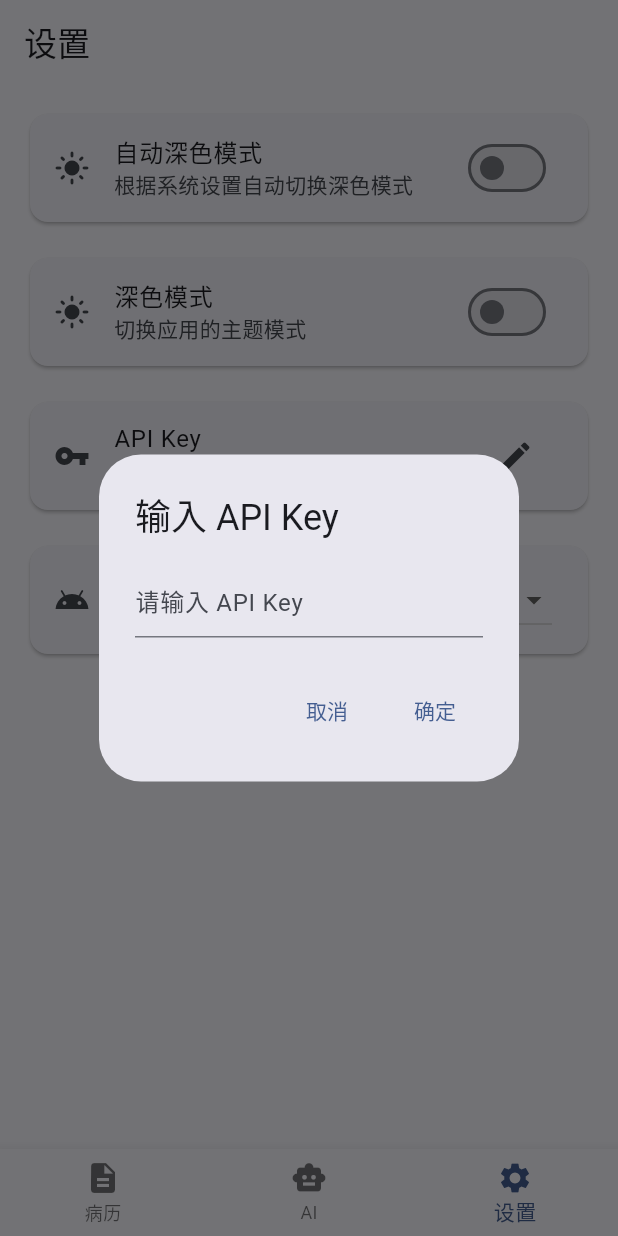
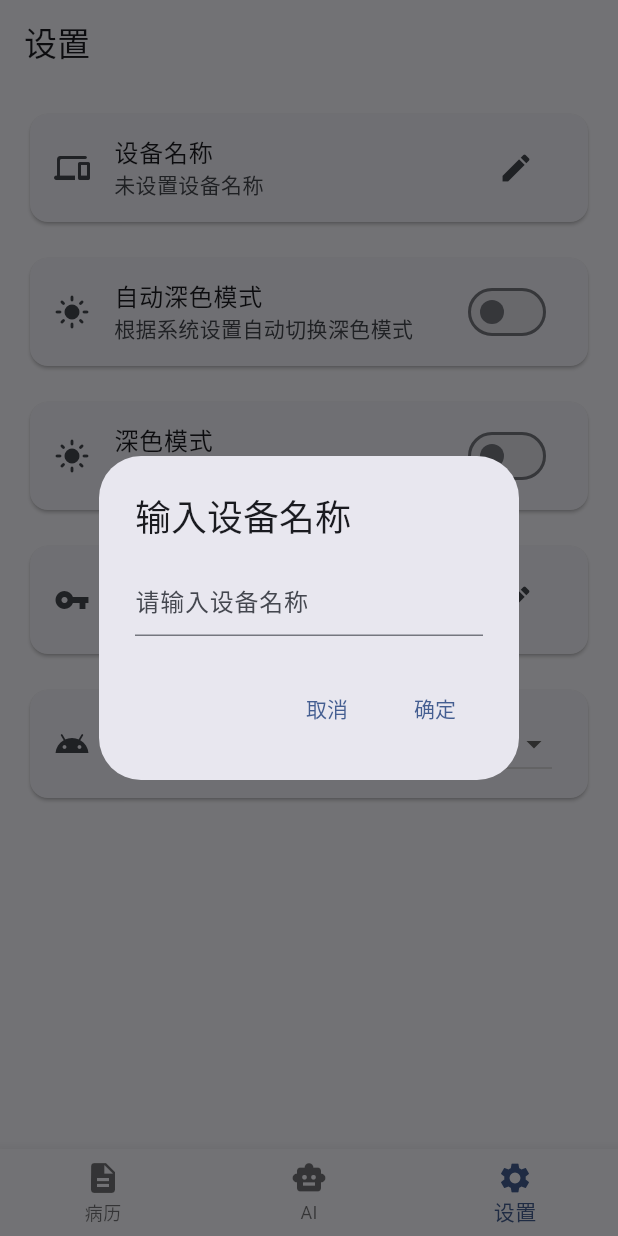
Before and after one commit to viket-vista/Medical-Manager, a Flutter app: the screen it shows after launch, item 3 of the bottom bar chosen, after a tap on the "edit" icon, on a phone screen of 412 x 824 dp. Run offline on Flutter 3.47's test engine with Material 3 defaults, Android fonts, the phone set to English and light mode, and no system bars; drawn by our look-alikes of dynamic_color; our stand-ins replace audioplayers, dio, file_picker, image_picker, permission_handler, photo_view and 4 more; missing offline and left inert: flutter_multicast_lock, flutter_sound.

Commit message:
网络测试

```diff
--- a/lib/models/settings_model.dart
+++ b/lib/models/settings_model.dart
@@ -5,6 +5,7 @@ import 'package:file_picker/file_picker.dart';
 import 'package:flutter/material.dart';
 import 'package:path_provider/path_provider.dart';
 import 'package:shared_preferences/shared_preferences.dart';
+import 'package:uuid/uuid.dart';
 
 class SettingsModel extends ChangeNotifier {
   static const _keyDarkMode = 'darkMode';
@@ -13,6 +14,8 @@ class SettingsModel extends ChangeNotifier {
   static const _keyApi = 'apiKey';
   static const _keyModel = 'model';
   static const _keyAutoDarkMode = 'autoDarkMode';
+  static const _keyName = 'name';
+  static const _keyUUID = 'uuid';
   // 示例设置项
   bool _darkMode = false;
   String _docPath = '';
@@ -20,6 +23,8 @@ class SettingsModel extends ChangeNotifier {
   String _apiKey = '';
   String _model = 'deepseek-chat';
   bool _autoDarkMode = false;
+  String _name = '';
+  String _uuid = Uuid().v4();
 
   // Getter方法
   bool get darkMode => _darkMode;
@@ -28,6 +33,8 @@ class SettingsModel extends ChangeNotifier {
   String get apiKey => _apiKey;
   String get model => _model;
   bool get autoDarkMode => _autoDarkMode;
+  String get name => _name;
+  String get uuid => _uuid;
 
   Future<void> init() async {
     await loadSettings();
@@ -37,6 +44,8 @@ class SettingsModel extends ChangeNotifier {
       notificationsEnabled: notificationsEnabled,
       apiKey: apiKey,
       model: model,
+      name: name,
+      uuid: uuid,
     );
   }
 
@@ -55,6 +64,8 @@ class SettingsModel extends ChangeNotifier {
       apiKey: prefs.getString(_keyApi) ?? '',
       model: prefs.getString(_keyModel) ?? 'deepseek-chat',
       autoDarkMode: prefs.getBool(_keyAutoDarkMode) ?? false,
+      name: prefs.getString(_keyName) ?? '',
+      uuid: prefs.getString(_keyUUID) ?? Uuid().v4(),
     );
   }
 
@@ -66,6 +77,8 @@ class SettingsModel extends ChangeNotifier {
     String? apiKey,
     String? model,
     bool? autoDarkMode,
+    String? name,
+    String? uuid,
   }) async {
     final prefs = await SharedPreferences.getInstance();
     await Future.wait([
@@ -76,6 +89,8 @@ class SettingsModel extends ChangeNotifier {
       if (apiKey != null) prefs.setString(_keyApi, apiKey),
       if (model != null) prefs.setString(_keyModel, model),
       if (autoDarkMode != null) prefs.setBool(_keyAutoDarkMode, autoDarkMode),
+      if (name != null) prefs.setString(_keyName, name),
+      if (uuid != null) prefs.setString(_keyUUID, uuid),
     ]);
     setState(
       darkMode: darkMode,
@@ -84,6 +99,8 @@ class SettingsModel extends ChangeNotifier {
       apiKey: apiKey,
       model: model,
       autoDarkMode: autoDarkMode,
+      name: name,
+      uuid: uuid,
     );
   }
 
@@ -94,6 +111,8 @@ class SettingsModel extends ChangeNotifier {
     String? apiKey,
     String? model,
     bool? autoDarkMode,
+    String? name,
+    String? uuid,
   }) {
     _darkMode = darkMode ?? _darkMode;
     _docPath = docPath ?? _docPath;
@@ -101,6 +120,8 @@ class SettingsModel extends ChangeNotifier {
     _apiKey = apiKey ?? _apiKey; // 保持原有的API Key
     _model = model ?? _model; // 保持原有的模型
     _autoDarkMode = autoDarkMode ?? _autoDarkMode;
+    _name = name ?? _name;
+    _uuid = uuid ?? _uuid;
     notifyListeners();
   }
 }
--- a/lib/pages/AI.dart
+++ b/lib/pages/AI.dart
@@ -6,6 +6,7 @@ import 'package:provider/provider.dart';
 import 'package:medicalmanager/models/settings_model.dart';
 import 'dart:convert';
 import 'dart:async';
+import 'package:medicalmanager/modules/network_transfer.dart';
 
 class AIPage extends StatefulWidget {
   const AIPage({super.key});
@@ -29,6 +30,7 @@ class _AIPageState extends State<AIPage> {
   final ScrollController _scrollController = ScrollController(); // 用于自动滚动
   final ScrollController _scrollController1 = ScrollController(); // 用于推理响应的自动滚动
 
+  String receivedMessage = '';
   @override
   void initState() {
     super.initState();
@@ -256,6 +258,16 @@ class _AIPageState extends State<AIPage> {
                 child: _buildResponseContent(),
               ),
             ),
+            const SizedBox(height: 16),
+            ElevatedButton(
+              onPressed: () {
+                Navigator.push(
+                  context,
+                  MaterialPageRoute(builder: (context) => CommunicationPage()),
+                );
+              },
+              child: Text('测试'),
+            ),
           ],
         ),
       ),
--- a/lib/pages/Settings.dart
+++ b/lib/pages/Settings.dart
@@ -2,6 +2,7 @@ import 'package:flutter/material.dart';
 import 'package:provider/provider.dart';
 import 'package:file_picker/file_picker.dart';
 import 'package:path_provider/path_provider.dart';
+import 'package:uuid/uuid.dart';
 import 'dart:io';
 
 import '../models/settings_model.dart';
@@ -17,6 +18,8 @@ class SettingsPage extends StatelessWidget {
       body: ListView(
         padding: const EdgeInsets.all(16.0),
         children: [
+          _buildDeviceName(settings, context),
+          const SizedBox(height: 16),
           _buildAutoDarkModeSwitch(settings, context),
           const SizedBox(height: 16),
           _buildDarkModeSwitch(settings, context),
@@ -25,6 +28,55 @@ class SettingsPage extends StatelessWidget {
           const SizedBox(height: 16),
           _buildSelectAIMode(settings),
         ],
+      ),
+    );
+  }
+
+  Widget _buildDeviceName(SettingsModel settings, BuildContext context) {
+    return Card(
+      child: ListTile(
+        title: const Text('设备名称'),
+        subtitle: Text(settings.name == '' ? '未设置设备名称' : settings.name),
+        leading: const Icon(Icons.devices_rounded),
+        trailing: IconButton(
+          onPressed: () async {
+            final name = await showDialog<String>(
+              context: context,
+              builder: (context) {
+                String? input;
+                return AlertDialog(
+                  title: const Text('输入设备名称'),
+                  content: TextField(
+                    onChanged: ((value) => input = value),
+                    decoration: const InputDecoration(hintText: '请输入设备名称'),
+                  ),
+                  actions: [
+                    TextButton(
+                      onPressed: () => Navigator.pop(context, null),
+                      child: const Text('取消'),
+                    ),
+                    TextButton(
+                      onPressed: () => Navigator.pop(context, input),
+                      child: const Text('确定'),
+                    ),
+                  ],
+                );
+              },
+            );
+            if (name != null && name.isNotEmpty) {
+              final uuid = Uuid().v4();
+              settings.setState(name: name, uuid: uuid);
+              settings.updateSettings(name: name, uuid: uuid);
+              ScaffoldMessenger.of(context).showSnackBar(
+                SnackBar(
+                  content: Text('name 已更新为: $name\nuuid 已更新为: $uuid'),
+                  duration: const Duration(seconds: 2),
+                ),
+              );
+            }
+          },
+          icon: Icon(Icons.edit),
+        ),
       ),
     );
   }
@@ -64,7 +116,9 @@ class SettingsPage extends StatelessWidget {
       child: ListTile(
         title: const Text('API Key'),
         subtitle: Text(
-          settings.apiKey.isNotEmpty ? '*' * settings.apiKey.length : '未设置 API Key',
+          settings.apiKey.isNotEmpty
+              ? '*' * settings.apiKey.length
+              : '未设置 API Key',
           overflow: TextOverflow.ellipsis,
           maxLines: 1,
         ),
@@ -181,7 +235,6 @@ Widget _buildDocumentPathSetting(SettingsModel settings, BuildContext context) {
   );
 }
 
-
 Widget _buildSelectAIMode(SettingsModel settings) {
   final Map<String, String> aiModels = {
     "DeepSeek-V3": 'deepseek-chat',
--- a/pubspec.yaml
+++ b/pubspec.yaml
@@ -57,6 +57,7 @@ dependencies:
   toggle_switch: ^2.3.0
   network_info_plus: ^6.1.4
   lan_sharing: ^0.1.0
+  flutter_multicast_lock: ^1.1.1
   flutter_localizations:
     sdk: flutter
   logger: ^2.6.0
```
Also changed, not shown: lib/modules/network_transfer.dart (added, +229 -0 lines), 1 other file.
